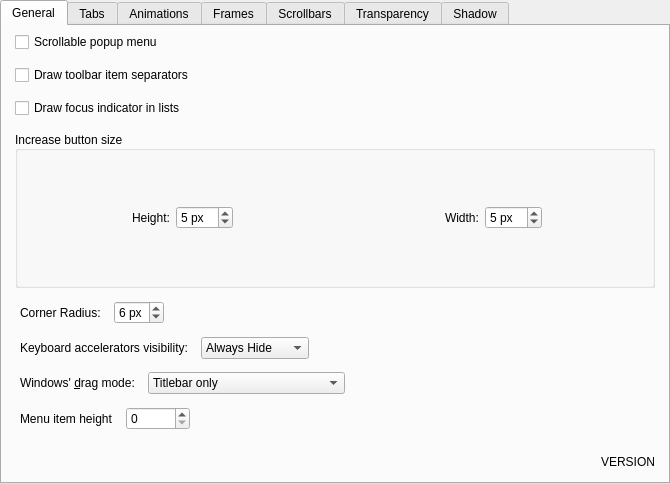
Before: the Qt Designer form kstyle/config/ui/darklystyleconfig.ui in Bali10050/Darkly, drawn with Qt 5.
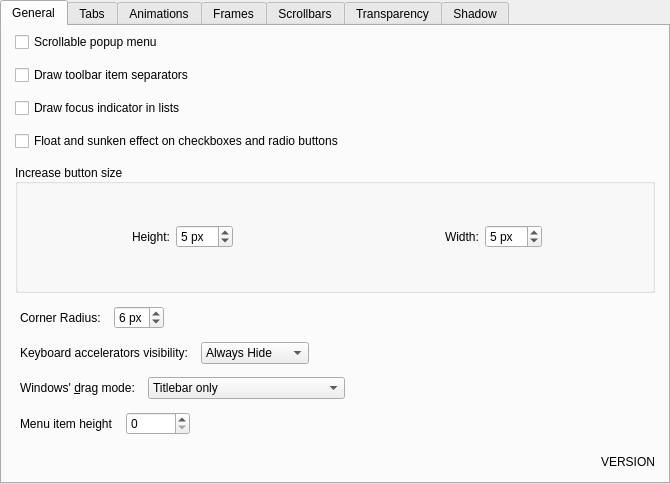
After: the same form once the commit is applied. Custom widgets are drawn as their Qt base class.

```diff
--- a/kstyle/config/ui/darklystyleconfig.ui
+++ b/kstyle/config/ui/darklystyleconfig.ui
@@ -75,178 +75,6 @@
        <property name="spacing">
         <number>13</number>
        </property>
-       <item row="2" column="0" colspan="2">
-        <widget class="QCheckBox" name="_viewDrawFocusIndicator">
-         <property name="text">
-          <string>Draw focus indicator in lists</string>
-         </property>
-        </widget>
-       </item>
-       <item row="3" column="0" rowspan="6" colspan="2">
-        <widget class="QGroupBox" name="groupBox">
-         <property name="sizePolicy">
-          <sizepolicy hsizetype="Expanding" vsizetype="Preferred">
-           <horstretch>0</horstretch>
-           <verstretch>0</verstretch>
-          </sizepolicy>
-         </property>
-         <property name="title">
-          <string>Increase button size</string>
-         </property>
-         <property name="alignment">
-          <set>Qt::AlignmentFlag::AlignLeading|Qt::AlignmentFlag::AlignLeft|Qt::AlignmentFlag::AlignVCenter</set>
-         </property>
-         <property name="flat">
-          <bool>false</bool>
-         </property>
-         <property name="checkable">
-          <bool>false</bool>
-         </property>
-         <layout class="QHBoxLayout" name="horizontalLayout_16">
-          <item>
-           <layout class="QHBoxLayout" name="horizontalLayout_27">
-            <item>
-             <layout class="QHBoxLayout" name="horizontalLayout_24">
-              <property name="sizeConstraint">
-               <enum>QLayout::SizeConstraint::SetNoConstraint</enum>
-              </property>
-              <item>
-               <spacer name="horizontalSpacer">
-                <property name="orientation">
-                 <enum>Qt::Orientation::Horizontal</enum>
-                </property>
-                <property name="sizeHint" stdset="0">
-                 <size>
-                  <width>40</width>
-                  <height>20</height>
-                 </size>
-                </property>
-               </spacer>
-              </item>
-              <item alignment="Qt::AlignmentFlag::AlignLeft">
-               <widget class="QLabel" name="label_2">
-                <property name="text">
-                 <string>Height:</string>
-                </property>
-                <property name="indent">
-                 <number>5</number>
-                </property>
-               </widget>
-              </item>
-              <item alignment="Qt::AlignmentFlag::AlignRight">
-               <widget class="QSpinBox" name="_buttonHeight">
-                <property name="sizePolicy">
-                 <sizepolicy hsizetype="MinimumExpanding" vsizetype="Fixed">
-                  <horstretch>0</horstretch>
-                  <verstretch>0</verstretch>
-                 </sizepolicy>
-                </property>
-                <property name="suffix">
-                 <string> px</string>
-                </property>
-                <property name="minimum">
-                 <number>1</number>
-                </property>
-                <property name="maximum">
-                 <number>10</number>
-                </property>
-                <property name="value">
-                 <number>5</number>
-                </property>
-               </widget>
-              </item>
-              <item>
-               <spacer name="horizontalSpacer_11">
-                <property name="orientation">
-                 <enum>Qt::Orientation::Horizontal</enum>
-                </property>
-                <property name="sizeHint" stdset="0">
-                 <size>
-                  <width>40</width>
-                  <height>20</height>
-                 </size>
-                </property>
-               </spacer>
-              </item>
-             </layout>
-            </item>
-            <item>
-             <layout class="QHBoxLayout" name="horizontalLayout_26">
-              <property name="sizeConstraint">
-               <enum>QLayout::SizeConstraint::SetNoConstraint</enum>
-              </property>
-              <item>
-               <spacer name="horizontalSpacer_13">
-                <property name="orientation">
-                 <enum>Qt::Orientation::Horizontal</enum>
-                </property>
-                <property name="sizeHint" stdset="0">
-                 <size>
-                  <width>40</width>
-                  <height>20</height>
-                 </size>
-                </property>
-               </spacer>
-              </item>
-              <item alignment="Qt::AlignmentFlag::AlignLeft">
-               <widget class="QLabel" name="label_3">
-                <property name="text">
-                 <string>Width:</string>
-                </property>
-                <property name="indent">
-                 <number>5</number>
-                </property>
-               </widget>
-              </item>
-              <item alignment="Qt::AlignmentFlag::AlignRight">
-               <widget class="QSpinBox" name="_buttonWidth">
-                <property name="sizePolicy">
-                 <sizepolicy hsizetype="MinimumExpanding" vsizetype="Fixed">
-                  <horstretch>0</horstretch>
-                  <verstretch>0</verstretch>
-                 </sizepolicy>
-                </property>
-                <property name="suffix">
-                 <string> px</string>
-                </property>
-                <property name="minimum">
-                 <number>1</number>
-                </property>
-                <property name="maximum">
-                 <number>10</number>
-                </property>
-                <property name="value">
-                 <number>5</number>
-                </property>
-               </widget>
-              </item>
-              <item>
-               <spacer name="horizontalSpacer_14">
-                <property name="orientation">
-                 <enum>Qt::Orientation::Horizontal</enum>
-                </property>
-                <property name="sizeHint" stdset="0">
-                 <size>
-                  <width>40</width>
-                  <height>20</height>
-                 </size>
-                </property>
-               </spacer>
-              </item>
-             </layout>
-            </item>
-           </layout>
-          </item>
-         </layout>
-        </widget>
-       </item>
-       <item row="1" column="0" colspan="2">
-        <widget class="QCheckBox" name="_toolBarDrawItemSeparator">
-         <property name="text">
-          <string>Draw toolbar item separators</string>
-         </property>
-        </widget>
-       </item>
        <item row="0" column="0" colspan="2">
         <widget class="QCheckBox" name="_scrollableMenu">
          <property name="text">
@@ -254,7 +82,14 @@
          </property>
         </widget>
        </item>
-       <item row="45" column="0">
+       <item row="2" column="0" colspan="2">
+        <widget class="QCheckBox" name="_viewDrawFocusIndicator">
+         <property name="text">
+          <string>Draw focus indicator in lists</string>
+         </property>
+        </widget>
+       </item>
+       <item row="46" column="0">
         <layout class="QHBoxLayout" name="horizontalLayout_17">
          <item>
           <widget class="QLabel" name="label_12">
@@ -313,6 +148,64 @@
         </layout>
        </item>
        <item row="47" column="0">
+        <layout class="QHBoxLayout" name="horizontalLayout_18">
+         <item>
+          <widget class="QLabel" name="_mnemonicsLabel">
+           <property name="text">
+            <string>Keyboard accelerators visibility:</string>
+           </property>
+           <property name="alignment">
+            <set>Qt::AlignmentFlag::AlignLeading|Qt::AlignmentFlag::AlignLeft|Qt::AlignmentFlag::AlignVCenter</set>
+           </property>
+           <property name="indent">
+            <number>5</number>
+           </property>
+          </widget>
+         </item>
+         <item>
+          <widget class="QComboBox" name="_mnemonicsMode">
+           <property name="sizePolicy">
+            <sizepolicy hsizetype="Fixed" vsizetype="Fixed">
+             <horstretch>0</horstretch>
+             <verstretch>0</verstretch>
+            </sizepolicy>
+           </property>
+           <property name="layoutDirection">
+            <enum>Qt::LayoutDirection::LeftToRight</enum>
+           </property>
+           <item>
+            <property name="text">
+             <string>Always Hide</string>
+            </property>
+           </item>
+           <item>
+            <property name="text">
+             <string>When Needed</string>
+            </property>
+           </item>
+           <item>
+            <property name="text">
+             <string>Always Show</string>
+            </property>
+           </item>
+          </widget>
+         </item>
+         <item>
+          <spacer name="horizontalSpacer_12">
+           <property name="orientation">
+            <enum>Qt::Orientation::Horizontal</enum>
+           </property>
+           <property name="sizeHint" stdset="0">
+            <size>
+             <width>40</width>
+             <height>20</height>
+            </size>
+           </property>
+          </spacer>
+         </item>
+        </layout>
+       </item>
+       <item row="48" column="0">
         <layout class="QHBoxLayout" name="horizontalLayout_19">
          <item>
           <widget class="QLabel" name="_windowDragLabel">
@@ -379,65 +272,7 @@
          </item>
         </layout>
        </item>
-       <item row="46" column="0">
-        <layout class="QHBoxLayout" name="horizontalLayout_18">
-         <item>
-          <widget class="QLabel" name="_mnemonicsLabel">
-           <property name="text">
-            <string>Keyboard accelerators visibility:</string>
-           </property>
-           <property name="alignment">
-            <set>Qt::AlignmentFlag::AlignLeading|Qt::AlignmentFlag::AlignLeft|Qt::AlignmentFlag::AlignVCenter</set>
-           </property>
-           <property name="indent">
-            <number>5</number>
-           </property>
-          </widget>
-         </item>
-         <item>
-          <widget class="QComboBox" name="_mnemonicsMode">
-           <property name="sizePolicy">
-            <sizepolicy hsizetype="Fixed" vsizetype="Fixed">
-             <horstretch>0</horstretch>
-             <verstretch>0</verstretch>
-            </sizepolicy>
-           </property>
-           <property name="layoutDirection">
-            <enum>Qt::LayoutDirection::LeftToRight</enum>
-           </property>
-           <item>
-            <property name="text">
-             <string>Always Hide</string>
-            </property>
-           </item>
-           <item>
-            <property name="text">
-             <string>When Needed</string>
-            </property>
-           </item>
-           <item>
-            <property name="text">
-             <string>Always Show</string>
-            </property>
-           </item>
-          </widget>
-         </item>
-         <item>
-          <spacer name="horizontalSpacer_12">
-           <property name="orientation">
-            <enum>Qt::Orientation::Horizontal</enum>
-           </property>
-           <property name="sizeHint" stdset="0">
-            <size>
-             <width>40</width>
-             <height>20</height>
-            </size>
-           </property>
-          </spacer>
-         </item>
-        </layout>
-       </item>
-       <item row="49" column="1">
+       <item row="50" column="1">
         <widget class="QLabel" name="_versionNumber">
          <property name="font">
           <font>
@@ -455,7 +290,7 @@
          </property>
         </widget>
        </item>
-       <item row="48" column="0">
+       <item row="49" column="0">
         <layout class="QHBoxLayout" name="horizontalLayout_25">
          <item>
           <widget class="QLabel" name="label_4">
@@ -504,6 +339,178 @@
          </item>
         </layout>
        </item>
+       <item row="4" column="0" rowspan="6" colspan="2">
+        <widget class="QGroupBox" name="groupBox">
+         <property name="sizePolicy">
+          <sizepolicy hsizetype="Expanding" vsizetype="Preferred">
+           <horstretch>0</horstretch>
+           <verstretch>0</verstretch>
+          </sizepolicy>
+         </property>
+         <property name="title">
+          <string>Increase button size</string>
+         </property>
+         <property name="alignment">
+          <set>Qt::AlignmentFlag::AlignLeading|Qt::AlignmentFlag::AlignLeft|Qt::AlignmentFlag::AlignVCenter</set>
+         </property>
+         <property name="flat">
+          <bool>false</bool>
+         </property>
+         <property name="checkable">
+          <bool>false</bool>
+         </property>
+         <layout class="QHBoxLayout" name="horizontalLayout_16">
+          <item>
+           <layout class="QHBoxLayout" name="horizontalLayout_27">
+            <item>
+             <layout class="QHBoxLayout" name="horizontalLayout_24">
+              <property name="sizeConstraint">
+               <enum>QLayout::SizeConstraint::SetNoConstraint</enum>
+              </property>
+              <item>
+               <spacer name="horizontalSpacer">
+                <property name="orientation">
+                 <enum>Qt::Orientation::Horizontal</enum>
+                </property>
+                <property name="sizeHint" stdset="0">
+                 <size>
+                  <width>40</width>
+                  <height>20</height>
+                 </size>
+                </property>
+               </spacer>
+              </item>
+              <item alignment="Qt::AlignmentFlag::AlignLeft">
+               <widget class="QLabel" name="label_2">
+                <property name="text">
+                 <string>Height:</string>
+                </property>
+                <property name="indent">
+                 <number>5</number>
+                </property>
+               </widget>
+              </item>
+              <item alignment="Qt::AlignmentFlag::AlignRight">
+               <widget class="QSpinBox" name="_buttonHeight">
+                <property name="sizePolicy">
+                 <sizepolicy hsizetype="MinimumExpanding" vsizetype="Fixed">
+                  <horstretch>0</horstretch>
+                  <verstretch>0</verstretch>
+                 </sizepolicy>
+                </property>
+                <property name="suffix">
+                 <string> px</string>
+                </property>
+                <property name="minimum">
+                 <number>1</number>
+                </property>
+                <property name="maximum">
+                 <number>10</number>
+                </property>
+                <property name="value">
+                 <number>5</number>
+                </property>
+               </widget>
+              </item>
+              <item>
+               <spacer name="horizontalSpacer_11">
+                <property name="orientation">
+                 <enum>Qt::Orientation::Horizontal</enum>
+                </property>
+                <property name="sizeHint" stdset="0">
+                 <size>
+                  <width>40</width>
+                  <height>20</height>
+                 </size>
+                </property>
+               </spacer>
+              </item>
+             </layout>
+            </item>
+            <item>
+             <layout class="QHBoxLayout" name="horizontalLayout_26">
+              <property name="sizeConstraint">
+               <enum>QLayout::SizeConstraint::SetNoConstraint</enum>
+              </property>
+              <item>
+               <spacer name="horizontalSpacer_13">
+                <property name="orientation">
+                 <enum>Qt::Orientation::Horizontal</enum>
+                </property>
+                <property name="sizeHint" stdset="0">
+                 <size>
+                  <width>40</width>
+                  <height>20</height>
+                 </size>
+                </property>
+               </spacer>
+              </item>
+              <item alignment="Qt::AlignmentFlag::AlignLeft">
+               <widget class="QLabel" name="label_3">
+                <property name="text">
+                 <string>Width:</string>
+                </property>
+                <property name="indent">
+                 <number>5</number>
+                </property>
+               </widget>
+              </item>
+              <item alignment="Qt::AlignmentFlag::AlignRight">
+               <widget class="QSpinBox" name="_buttonWidth">
+                <property name="sizePolicy">
+                 <sizepolicy hsizetype="MinimumExpanding" vsizetype="Fixed">
+                  <horstretch>0</horstretch>
+                  <verstretch>0</verstretch>
+                 </sizepolicy>
+                </property>
+                <property name="suffix">
+                 <string> px</string>
+                </property>
+                <property name="minimum">
+                 <number>1</number>
+                </property>
+                <property name="maximum">
+                 <number>10</number>
+                </property>
+                <property name="value">
+                 <number>5</number>
+                </property>
+               </widget>
+              </item>
+              <item>
+               <spacer name="horizontalSpacer_14">
+                <property name="orientation">
+                 <enum>Qt::Orientation::Horizontal</enum>
+                </property>
+                <property name="sizeHint" stdset="0">
+                 <size>
+                  <width>40</width>
+                  <height>20</height>
+                 </size>
+                </property>
+               </spacer>
+              </item>
+             </layout>
+            </item>
+           </layout>
+          </item>
+         </layout>
+        </widget>
+       </item>
+       <item row="1" column="0" colspan="2">
+        <widget class="QCheckBox" name="_toolBarDrawItemSeparator">
+         <property name="text">
+          <string>Draw toolbar item separators</string>
+         </property>
+        </widget>
+       </item>
+       <item row="3" column="0">
+        <widget class="QCheckBox" name="_sunkenEffect">
+         <property name="text">
+          <string>Float and sunken effect on checkboxes and radio buttons</string>
+         </property>
+        </widget>
+       </item>
       </layout>
      </widget>
      <widget class="QWidget" name="Tabs">
```
